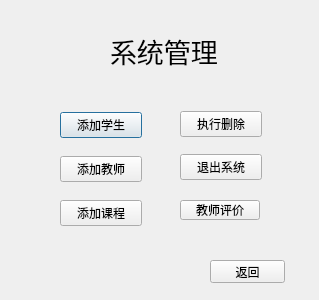
maikelaolin123/111, file system.ui: the form before one commit.
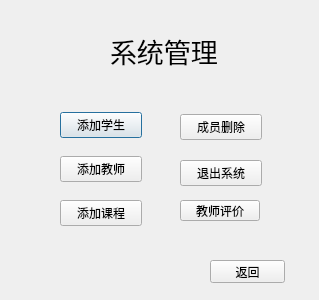
The form after the commit.

```diff
--- a/system.ui
+++ b/system.ui
@@ -82,14 +82,14 @@
      <x>180</x>
      <y>100</y>
      <width>82</width>
-     <height>91</height>
+     <height>101</height>
     </rect>
    </property>
    <layout class="QVBoxLayout" name="verticalLayout_2">
     <item>
      <widget class="QPushButton" name="btn_del">
       <property name="text">
-       <string>执行删除</string>
+       <string>成员删除</string>
       </property>
      </widget>
     </item>
@@ -121,7 +121,7 @@
      <x>180</x>
      <y>200</y>
      <width>80</width>
-     <height>20</height>
+     <height>21</height>
     </rect>
    </property>
    <property name="text">
```
